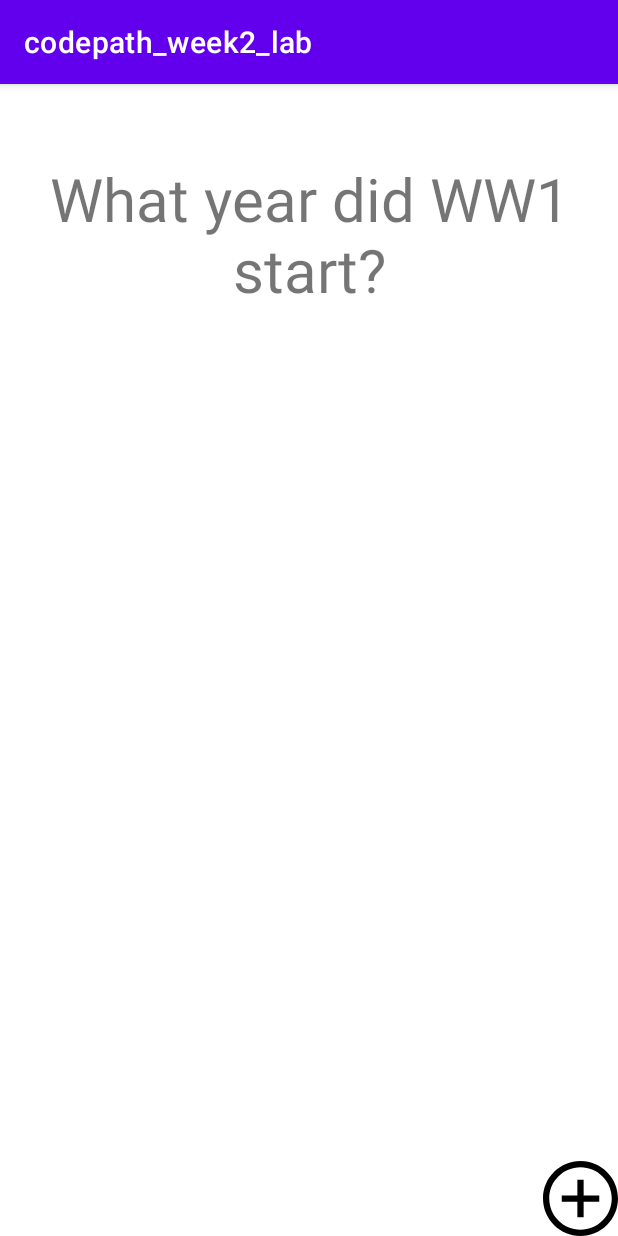
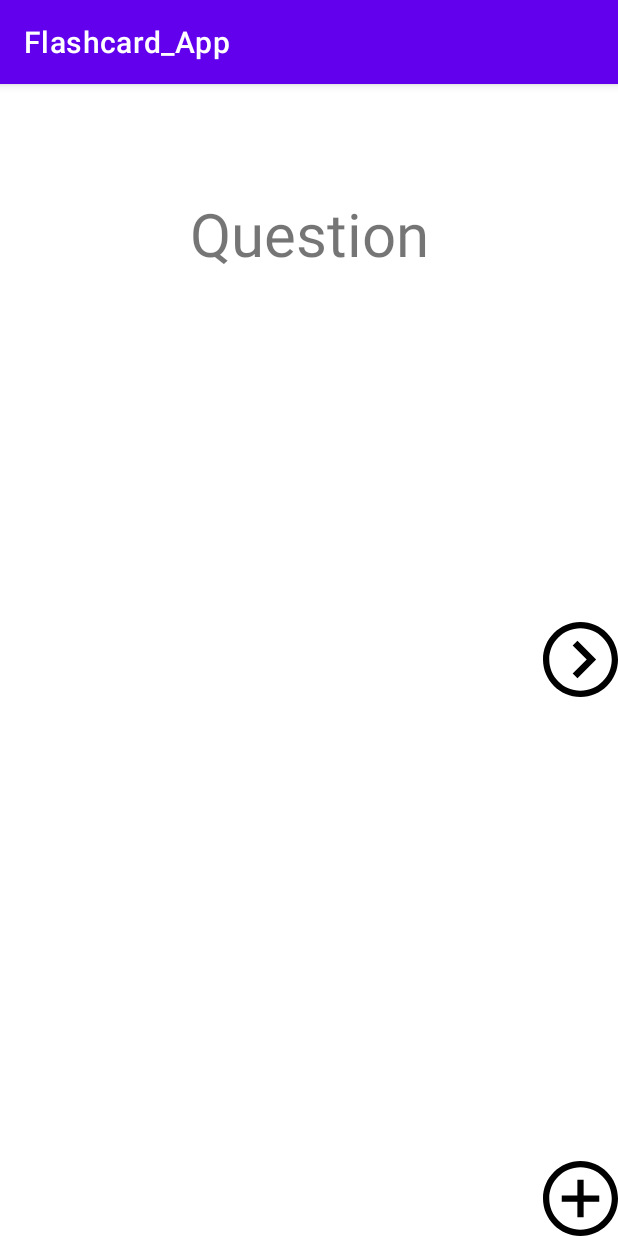
Before and after one commit to rybortega/MADAndroid-LP3-SavingData.6, an Android app: the screen it shows after launch (MainActivity), on a phone screen of 412 x 824 dp. Run offline under Robolectric (Android 15) with nearby library versions, the phone set to English and light mode, and no system bars; our stand-ins replace Room's generated code.

Commit message:
fourth commit

```diff
--- /dev/null
+++ b/app/src/main/java/com/example/Flashcard_App/AppDatabase.java
@@ -0,0 +1,9 @@
+package com.example.Flashcard_App;
+
+import androidx.room.Database;
+import androidx.room.RoomDatabase;
+
+@Database(entities = {Flashcard.class}, version = 3)
+public abstract class AppDatabase extends RoomDatabase {
+    public abstract FlashcardDao flashcardDao();
+}
--- /dev/null
+++ b/app/src/main/java/com/example/Flashcard_App/FlashcardDao.java
@@ -0,0 +1,26 @@
+package com.example.Flashcard_App;
+
+
+import androidx.room.Dao;
+import androidx.room.Delete;
+import androidx.room.Insert;
+import androidx.room.OnConflictStrategy;
+import androidx.room.Query;
+import androidx.room.Update;
+
+import java.util.List;
+
+@Dao
+public interface FlashcardDao {
+    @Query("SELECT * FROM flashcard")
+    List<Flashcard> getAll();
+
+    @Insert
+    void insertAll(Flashcard... flashcards);
+
+    @Delete
+    void delete(Flashcard flashcard);
+
+    @Update(onConflict = OnConflictStrategy.REPLACE)
+    void update(Flashcard flashcard);
+}
--- /dev/null
+++ b/app/src/main/java/com/example/Flashcard_App/FlashcardDatabase.java
@@ -0,0 +1,52 @@
+package com.example.Flashcard_App;
+
+import android.content.Context;
+
+import androidx.room.Room;
+
+import java.util.List;
+
+public class FlashcardDatabase {
+    private final AppDatabase db;
+
+    FlashcardDatabase(Context context) {
+        db = Room.databaseBuilder(context.getApplicationContext(),
+                AppDatabase.class, "flashcard-database")
+                .allowMainThreadQueries()
+                .fallbackToDestructiveMigration()
+                .build();
+    }
+
+    public void initFirstCard() {
+        if (db.flashcardDao().getAll().isEmpty()) {
+            insertCard(new Flashcard("Who is the 44th President of the United States", "Barack Obama"));
+        }
+    }
+
+    public List<Flashcard> getAllCards() {
+        return db.flashcardDao().getAll();
+    }
+
+    public void insertCard(Flashcard flashcard) {
+        db.flashcardDao().insertAll(flashcard);
+    }
+
+    public void deleteCard(String flashcardQuestion) {
+        List<Flashcard> allCards = db.flashcardDao().getAll();
+        for (Flashcard f : allCards) {
+            if (f.getQuestion().equals(flashcardQuestion)) {
+                db.flashcardDao().delete(f);
+            }
+        }
+    }
+
+    public void updateCard(Flashcard flashcard) {
+        db.flashcardDao().update(flashcard);
+    }
+
+    public void deleteAll() {
+        for (Flashcard f : db.flashcardDao().getAll()) {
+            db.flashcardDao().delete(f);
+        }
+    }
+}
--- /dev/null
+++ b/app/src/main/java/com/example/Flashcard_App/MainActivity.java
@@ -0,0 +1,109 @@
+package com.example.Flashcard_App;
+
+import androidx.annotation.Nullable;
+import androidx.appcompat.app.AppCompatActivity;
+
+import android.content.Intent;
+import android.os.Bundle;
+import android.view.View;
+import android.widget.ImageView;
+import android.widget.TextView;
+
+import com.google.android.material.snackbar.Snackbar;
+
+import java.util.List;
+
+public class MainActivity extends AppCompatActivity {
+
+    TextView flashcardQuestion;
+    TextView flashcardAnswer;
+
+    FlashcardDatabase flashcardDatabase;
+    List<Flashcard> allFlashcards;
+
+    int currentCardDisplayedIndex = 0;
+
+    @Override
+    protected void onCreate(Bundle savedInstanceState) {
+        super.onCreate(savedInstanceState);
+        setContentView(R.layout.activity_main);
+
+        flashcardDatabase = new FlashcardDatabase(this);
+        allFlashcards = flashcardDatabase.getAllCards();
+
+        if (allFlashcards != null && allFlashcards.size() > 0) {
+            ((TextView) findViewById(R.id.flashcard_question)).setText(allFlashcards.get(0).getQuestion());
+            ((TextView) findViewById(R.id.flashcard_answer)).setText(allFlashcards.get(0).getAnswer());
+        }
+
+        flashcardQuestion = findViewById(R.id.flashcard_question);
+        flashcardAnswer = findViewById(R.id.flashcard_answer);
+        flashcardQuestion.setOnClickListener(new View.OnClickListener() {
+            @Override
+            public void onClick(View v) {
+                flashcardQuestion.setVisibility(View.INVISIBLE);
+                flashcardAnswer.setVisibility(View.VISIBLE);
+            }
+        });
+
+        flashcardAnswer.setOnClickListener(new View.OnClickListener() {
+            @Override
+            public void onClick(View v) {
+                flashcardAnswer.setVisibility(View.INVISIBLE);
+                flashcardQuestion.setVisibility(View.VISIBLE);
+            }
+        });
+
+        ImageView addQuestionImageView = findViewById(R.id.addButton);
+        addQuestionImageView.setOnClickListener(new View.OnClickListener() {
+            @Override
+            public void onClick(View v) {
+                Intent intent = new Intent(MainActivity.this, MainActivity2.class);
+                startActivityForResult(intent, 100);
+            }
+        });
+
+        findViewById(R.id.nextButton).setOnClickListener(new View.OnClickListener() {
+            @Override
+            public void onClick(View v) {
+                // don't try to go to next card if you have no cards to begin with
+                if (allFlashcards.size() == 0)
+                    return;
+                // advance our pointer index so we can show the next card
+                currentCardDisplayedIndex++;
+
+                // make sure we don't get an IndexOutOfBoundsError if we are viewing the last indexed card in our list
+                if(currentCardDisplayedIndex >= allFlashcards.size()) {
+                    Snackbar.make(v,
+                            "You've reached the end of the cards, going back to start.",
+                            Snackbar.LENGTH_SHORT)
+                            .show();
+                    currentCardDisplayedIndex = 0;
+                }
+
+                // set the question and answer TextViews with data from the database
+                allFlashcards = flashcardDatabase.getAllCards();
+                Flashcard flashcard = allFlashcards.get(currentCardDisplayedIndex);
+
+                ((TextView) findViewById(R.id.flashcard_question)).setText(flashcard.getAnswer());
+                ((TextView) findViewById(R.id.flashcard_answer)).setText(flashcard.getQuestion());
+            }
+        });
+    }
+
+    @Override
+    protected void onActivityResult(int requestCode, int resultCode, @Nullable Intent data) {
+        super.onActivityResult(requestCode, resultCode, data);
+        if (requestCode == 100) {
+            if (data != null && resultCode == RESULT_OK) {
+                String questionString =  data.getExtras().getString("QUESTION_KEY");
+                String answerString =  data.getExtras().getString("ANSWER_KEY");
+                flashcardQuestion.setText(questionString);
+                flashcardAnswer.setText(answerString);
+
+                flashcardDatabase.insertCard(new Flashcard(questionString, answerString));
+                allFlashcards = flashcardDatabase.getAllCards();
+            }
+        }
+    }
+}
--- a/app/src/main/java/com/example/codepath_week2_lab/MainActivity.java
+++ /dev/null
@@ -1,53 +0,0 @@
-package com.example.codepath_week2_lab;
-
-import androidx.annotation.Nullable;
-import androidx.appcompat.app.AppCompatActivity;
-
-import android.content.Intent;
-import android.os.Bundle;
-import android.view.View;
-import android.widget.ImageView;
-import android.widget.TextView;
-
-public class MainActivity extends AppCompatActivity {
-
-    TextView flashcardQuestion;
-    TextView flashcardAnswer;
-
-    @Override
-    protected void onCreate(Bundle savedInstanceState) {
-        super.onCreate(savedInstanceState);
-        setContentView(R.layout.activity_main);
-
-        flashcardQuestion = findViewById(R.id.flashcard_question);
-        flashcardAnswer = findViewById(R.id.flashcard_answer);
-        flashcardQuestion.setOnClickListener(new View.OnClickListener() {
-            @Override
-            public void onClick(View v) {
-                flashcardQuestion.setVisibility(View.INVISIBLE);
-                flashcardAnswer.setVisibility(View.VISIBLE);
-            }
-        });
-        ImageView addQuestionImageView = findViewById(R.id.myButton);
-        addQuestionImageView.setOnClickListener(new View.OnClickListener() {
-            @Override
-            public void onClick(View v) {
-                Intent intent = new Intent(MainActivity.this, MainActivity2.class);
-                startActivityForResult(intent, 100);
-            }
-        });
-    }
-
-    @Override
-    protected void onActivityResult(int requestCode, int resultCode, @Nullable Intent data) {
-        super.onActivityResult(requestCode, resultCode, data);
-        if (requestCode == 100) {
-            if (data != null && resultCode == RESULT_OK) {
-                String questionString =  data.getExtras().getString("QUESTION_KEY");
-                String answerString =  data.getExtras().getString("ANSWER_KEY");
-                flashcardQuestion.setText(questionString);
-                flashcardAnswer.setText(answerString);
-            }
-        }
-    }
-}
--- /dev/null
+++ b/app/src/main/res/drawable/ic_iconmonstr_arrow_28.xml
@@ -0,0 +1,9 @@
+<vector xmlns:android="http://schemas.android.com/apk/res/android"
+    android:width="24dp"
+    android:height="24dp"
+    android:viewportWidth="24"
+    android:viewportHeight="24">
+  <path
+      android:fillColor="#FF000000"
+      android:pathData="M12,2c5.514,0 10,4.486 10,10s-4.486,10 -10,10 -10,-4.486 -10,-10 4.486,-10 10,-10zM12,0c-6.627,0 -12,5.373 -12,12s5.373,12 12,12 12,-5.373 12,-12 -5.373,-12 -12,-12zM14,12l-4.5,4.5 1.527,1.5 5.973,-6 -5.973,-6 -1.527,1.5 4.5,4.5z"/>
+</vector>
--- a/app/src/main/res/layout/activity_main.xml
+++ b/app/src/main/res/layout/activity_main.xml
@@ -10,7 +10,7 @@
         android:layout_width="match_parent"
         android:layout_height="200dp"
         android:gravity="center"
-        android:text="What year did WW1 start?"
+        android:text="Question"
         android:textSize="40sp" />
 
     <TextView
@@ -18,12 +18,12 @@
         android:layout_width="match_parent"
         android:layout_height="200dp"
         android:gravity="center"
-        android:text="1914"
+        android:text="Answer"
         android:textSize="40sp"
         android:visibility="invisible" />
 
     <ImageView
-        android:id="@+id/myButton"
+        android:id="@+id/addButton"
         android:layout_width="50dp"
         android:layout_height="wrap_content"
         android:layout_alignParentRight="true"
@@ -31,4 +31,15 @@
         android:adjustViewBounds="true"
         android:scaleType="fitXY"
         android:src="@drawable/ic_iconmonstr_plus_6" />
+
+    <ImageView
+        android:id="@+id/nextButton"
+        android:layout_width="50dp"
+        android:layout_height="wrap_content"
+        android:layout_alignParentRight="true"
+        android:layout_centerVertical="true"
+        android:adjustViewBounds="true"
+        android:scaleType="fitXY"
+        android:src="@drawable/ic_iconmonstr_arrow_28" />
+
 </RelativeLayout>
```
Also changed, not shown: app/build.gradle (+6 -1 lines), app/src/main/AndroidManifest.xml (+4 -4 lines), app/src/main/java/com/example/Flashcard_App/Flashcard.java (added, +96 -0 lines), app/src/main/java/com/example/Flashcard_App/MainActivity2.java (added, +37 -0 lines), app/src/main/java/com/example/codepath_week2_lab/MainActivity2.java (deleted, +0 -37 lines), app/src/main/res/layout/activity_main2.xml (+5 -4 lines), 4 other files.
